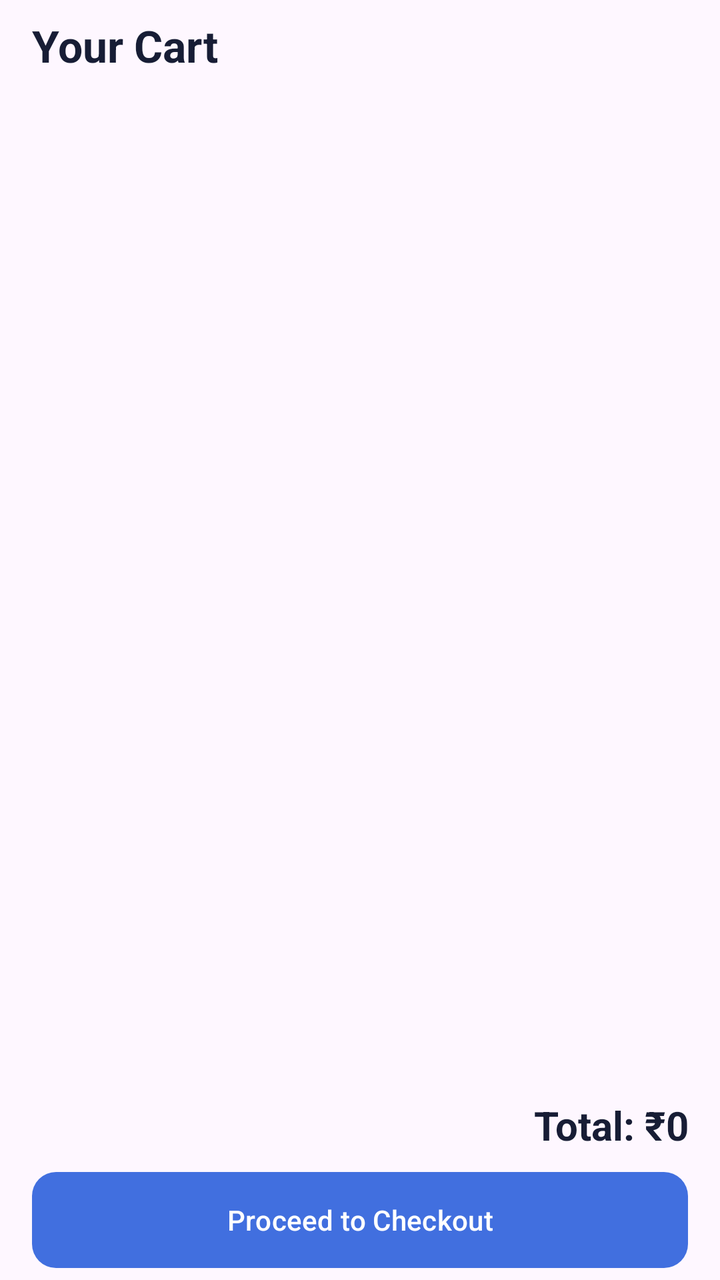
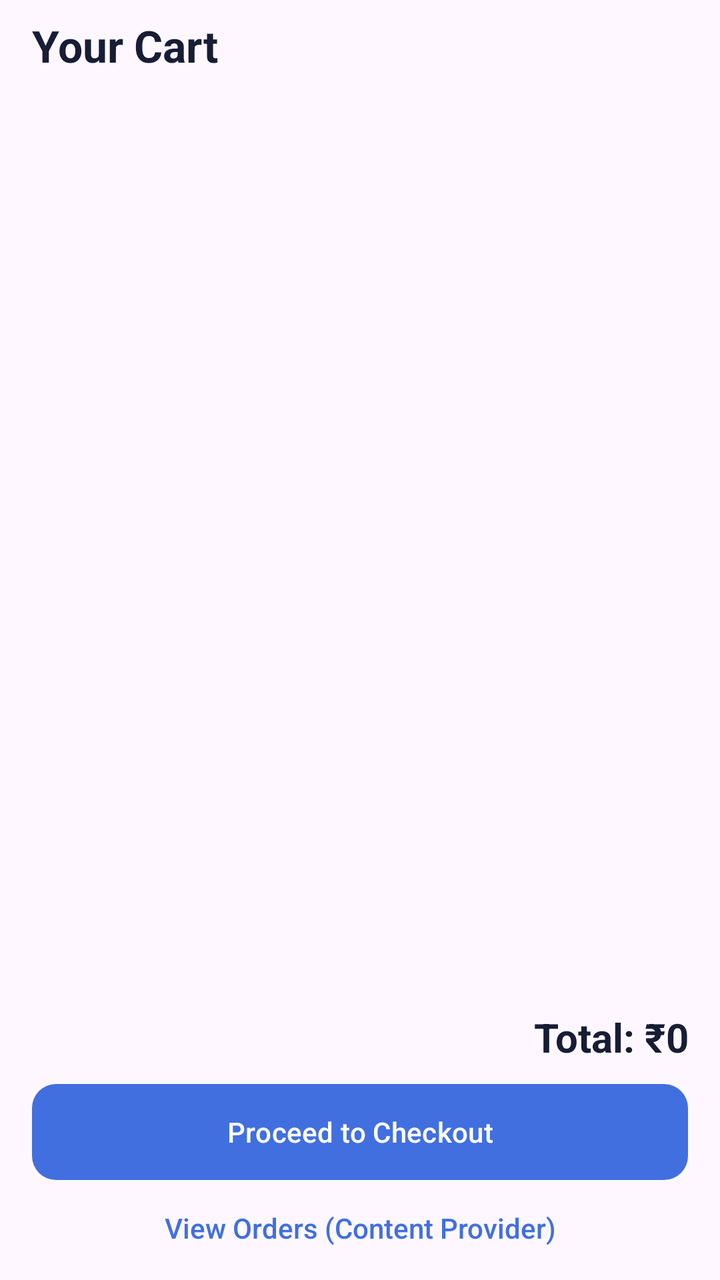

Two renders of the same Android screen: before a commit and after it. Below are the layout's source before the change and the commit's diff.
<!-- AndroidManifest.xml: application theme Theme.MyApplication -->
<!-- res/layout/fragment_cart.xml -->
<?xml version="1.0" encoding="utf-8"?>
<LinearLayout xmlns:android="http://schemas.android.com/apk/res/android"
    android:layout_width="match_parent"
    android:layout_height="match_parent"
    android:orientation="vertical"
    android:paddingStart="16dp"
    android:paddingTop="8dp"
    android:paddingEnd="16dp">

    <TextView
        android:layout_width="match_parent"
        android:layout_height="wrap_content"
        android:text="@string/p4_cart_title"
        android:textColor="@color/dark_text"
        android:textSize="22sp"
        android:textStyle="bold" />

    <TextView
        android:id="@+id/tvEmptyCart"
        android:layout_width="match_parent"
        android:layout_height="wrap_content"
        android:layout_marginTop="20dp"
        android:gravity="center"
        android:text="@string/p4_empty_cart"
        android:textColor="@color/secondary_text"
        android:textSize="15sp"
        android:visibility="gone" />

    <ScrollView
        android:layout_width="match_parent"
        android:layout_height="0dp"
        android:layout_marginTop="10dp"
        android:layout_weight="1">

        <LinearLayout
            android:id="@+id/cartItemsContainer"
            android:layout_width="match_parent"
            android:layout_height="wrap_content"
            android:orientation="vertical" />
    </ScrollView>

    <TextView
        android:id="@+id/tvCartTotal"
        android:layout_width="match_parent"
        android:layout_height="wrap_content"
        android:layout_marginTop="10dp"
        android:gravity="end"
        android:text="@string/p4_cart_total_zero"
        android:textColor="@color/dark_text"
        android:textSize="20sp"
        android:textStyle="bold" />

    <Button
        android:id="@+id/btnCheckout"
        android:layout_width="match_parent"
        android:layout_height="48dp"
        android:layout_marginTop="10dp"
        android:layout_marginBottom="6dp"
        android:background="@drawable/bg_button"
        android:backgroundTint="@null"
        android:text="@string/p4_checkout"
        android:textAllCaps="false"
        android:textColor="@color/white" />

</LinearLayout>
<!-- resources referenced by this layout -->
<resources>
  <color name="dark_text">#171D35</color>
  <color name="secondary_text">#717581</color>
  <color name="white">#FFFFFF</color>
  <!-- drawable bg_button (drawable) -->
  <?xml version="1.0" encoding="utf-8"?>
  <shape xmlns:android="http://schemas.android.com/apk/res/android">
      <solid android:color="@color/primary_blue" />
      <corners android:radius="12dp" />
  </shape>
  <string name="p4_cart_title">Your Cart</string>
  <string name="p4_cart_total_zero">Total: ₹0</string>
  <string name="p4_checkout">Proceed to Checkout</string>
  <string name="p4_empty_cart">Your cart is empty.\nBrowse Home or Categories to add food.</string>
  <style name="Theme.MyApplication" parent="Base.Theme.MyApplication" />
  <color name="primary_blue">#416FDF</color>
  <style name="Base.Theme.MyApplication" parent="Theme.Material3.Light.NoActionBar">
  
          <item name="colorPrimary">#416FDF</item>
          <item name="colorSecondary">#416FDF</item>
          <item name="colorTertiary">#416FDF</item>
          <item name="android:windowLightStatusBar">true</item>
  
      </style>
</resources>

<!-- the commit's change to res/layout/fragment_cart.xml (unified diff, before → after) -->
@@ -55,11 +55,21 @@
         android:layout_width="match_parent"
         android:layout_height="48dp"
         android:layout_marginTop="10dp"
-        android:layout_marginBottom="6dp"
+        android:layout_marginBottom="4dp"
         android:background="@drawable/bg_button"
         android:backgroundTint="@null"
         android:text="@string/p4_checkout"
         android:textAllCaps="false"
         android:textColor="@color/white" />
 
+    <Button
+        android:id="@+id/btnViewOrders"
+        style="?android:attr/borderlessButtonStyle"
+        android:layout_width="match_parent"
+        android:layout_height="40dp"
+        android:layout_marginBottom="6dp"
+        android:text="View Orders (Content Provider)"
+        android:textAllCaps="false"
+        android:textColor="@color/primary_blue" />
+
 </LinearLayout>
